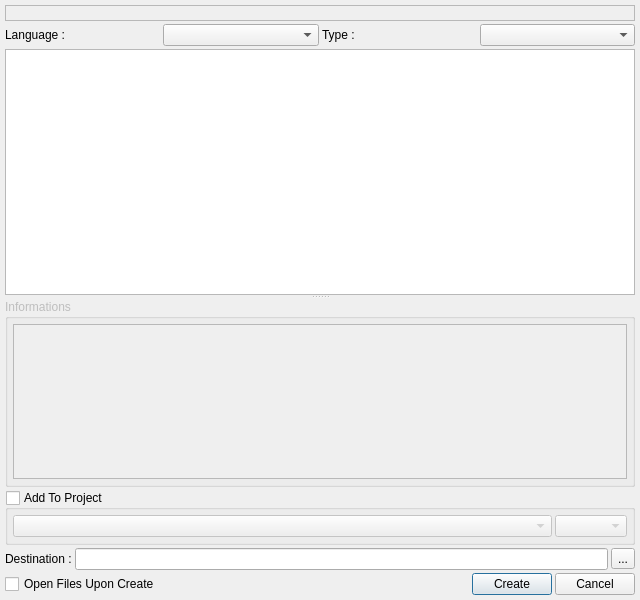
Before: the Qt Designer form v2/trunk/monkey/src/templatesmanager/ui/UITemplatesWizard.ui in testmana2/mks, drawn with Qt 5.
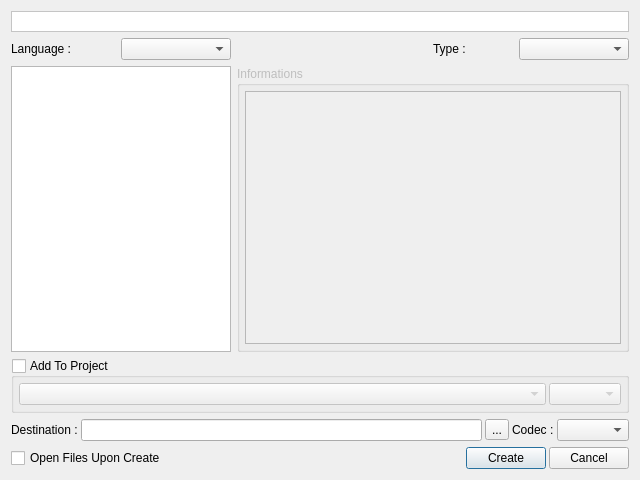
After: the same form once the commit is applied. Icons and pictures are not drawn. Custom widgets are drawn as their Qt base class.

Patch:
```diff
--- a/v2/trunk/monkey/src/templatesmanager/ui/UITemplatesWizard.ui
+++ b/v2/trunk/monkey/src/templatesmanager/ui/UITemplatesWizard.ui
@@ -6,7 +6,7 @@
     <x>0</x>
     <y>0</y>
     <width>640</width>
-    <height>600</height>
+    <height>480</height>
    </rect>
   </property>
   <property name="windowTitle" >
@@ -15,54 +15,118 @@
   <property name="windowIcon" >
    <iconset resource="../../resources/resources.qrc" >:/file/icons/file/new.png</iconset>
   </property>
-  <layout class="QVBoxLayout" >
-   <property name="spacing" >
-    <number>3</number>
-   </property>
-   <property name="leftMargin" >
-    <number>5</number>
-   </property>
-   <property name="topMargin" >
-    <number>5</number>
-   </property>
-   <property name="rightMargin" >
-    <number>5</number>
-   </property>
-   <property name="bottomMargin" >
-    <number>5</number>
-   </property>
-   <item>
+  <layout class="QGridLayout" name="gridLayout" >
+   <item row="0" column="0" colspan="2" >
     <widget class="QLabel" name="lInformations" >
-     <property name="sizePolicy" >
-      <sizepolicy vsizetype="Fixed" hsizetype="Preferred" >
-       <horstretch>0</horstretch>
-       <verstretch>0</verstretch>
-      </sizepolicy>
+     <property name="minimumSize" >
+      <size>
+       <width>0</width>
+       <height>21</height>
+      </size>
+     </property>
+     <property name="maximumSize" >
+      <size>
+       <width>16777215</width>
+       <height>21</height>
+      </size>
+     </property>
+     <property name="palette" >
+      <palette>
+       <active>
+        <colorrole role="Base" >
+         <brush brushstyle="SolidPattern" >
+          <color alpha="255" >
+           <red>255</red>
+           <green>255</green>
+           <blue>255</blue>
+          </color>
+         </brush>
+        </colorrole>
+        <colorrole role="Window" >
+         <brush brushstyle="SolidPattern" >
+          <color alpha="255" >
+           <red>255</red>
+           <green>255</green>
+           <blue>255</blue>
+          </color>
+         </brush>
+        </colorrole>
+       </active>
+       <inactive>
+        <colorrole role="Base" >
+         <brush brushstyle="SolidPattern" >
+          <color alpha="255" >
+           <red>255</red>
+           <green>255</green>
+           <blue>255</blue>
+          </color>
+         </brush>
+        </colorrole>
+        <colorrole role="Window" >
+         <brush brushstyle="SolidPattern" >
+          <color alpha="255" >
+           <red>255</red>
+           <green>255</green>
+           <blue>255</blue>
+          </color>
+         </brush>
+        </colorrole>
+       </inactive>
+       <disabled>
+        <colorrole role="Base" >
+         <brush brushstyle="SolidPattern" >
+          <color alpha="255" >
+           <red>255</red>
+           <green>255</green>
+           <blue>255</blue>
+          </color>
+         </brush>
+        </colorrole>
+        <colorrole role="Window" >
+         <brush brushstyle="SolidPattern" >
+          <color alpha="255" >
+           <red>255</red>
+           <green>255</green>
+           <blue>255</blue>
+          </color>
+         </brush>
+        </colorrole>
+       </disabled>
+      </palette>
+     </property>
+     <property name="font" >
+      <font>
+       <weight>75</weight>
+       <bold>true</bold>
+      </font>
+     </property>
+     <property name="autoFillBackground" >
+      <bool>true</bool>
      </property>
      <property name="frameShape" >
       <enum>QFrame::StyledPanel</enum>
      </property>
+     <property name="frameShadow" >
+      <enum>QFrame::Raised</enum>
+     </property>
+     <property name="alignment" >
+      <set>Qt::AlignRight|Qt::AlignTrailing|Qt::AlignVCenter</set>
+     </property>
+     <property name="indent" >
+      <number>9</number>
+     </property>
     </widget>
    </item>
-   <item>
-    <layout class="QHBoxLayout" >
-     <property name="spacing" >
-      <number>3</number>
-     </property>
-     <property name="leftMargin" >
-      <number>0</number>
-     </property>
-     <property name="topMargin" >
-      <number>0</number>
-     </property>
-     <property name="rightMargin" >
-      <number>0</number>
-     </property>
-     <property name="bottomMargin" >
-      <number>0</number>
-     </property>
+   <item row="1" column="0" >
+    <layout class="QHBoxLayout" name="horizontalLayout_2" >
      <item>
       <widget class="QLabel" name="lLanguage" >
+       <property name="minimumSize" >
+        <size>
+         <width>80</width>
+         <height>0</height>
+        </size>
+       </property>
        <property name="text" >
         <string>Language :</string>
        </property>
@@ -70,40 +134,72 @@
      </item>
      <item>
       <widget class="QComboBox" name="cbLanguages" >
+       <property name="minimumSize" >
+        <size>
+         <width>110</width>
+         <height>0</height>
+        </size>
+       </property>
        <property name="toolTip" >
         <string>Choose the language in witch you want to pick templates</string>
        </property>
       </widget>
      </item>
+    </layout>
+   </item>
+   <item row="1" column="1" >
+    <layout class="QHBoxLayout" name="horizontalLayout" >
+     <item>
+      <spacer name="horizontalSpacer" >
+       <property name="orientation" >
+        <enum>Qt::Horizontal</enum>
+       </property>
+       <property name="sizeHint" stdset="0" >
+        <size>
+         <width>16</width>
+         <height>22</height>
+        </size>
+       </property>
+      </spacer>
+     </item>
      <item>
       <widget class="QLabel" name="lType" >
+       <property name="minimumSize" >
+        <size>
+         <width>80</width>
+         <height>0</height>
+        </size>
+       </property>
        <property name="text" >
         <string>Type :</string>
        </property>
       </widget>
      </item>
      <item>
-      <widget class="QComboBox" name="cbTypes" />
-     </item>
-    </layout>
-   </item>
-   <item>
-    <widget class="QSplitter" name="sWizard" >
-     <property name="orientation" >
-      <enum>Qt::Vertical</enum>
-     </property>
+      <widget class="QComboBox" name="cbTypes" >
+       <property name="minimumSize" >
+        <size>
+         <width>110</width>
+         <height>0</height>
+        </size>
+       </property>
+      </widget>
+     </item>
+    </layout>
+   </item>
+   <item row="2" column="0" >
      <widget class="QListWidget" name="lwTemplates" >
-      <property name="sizePolicy" >
-       <sizepolicy vsizetype="Expanding" hsizetype="Expanding" >
-        <horstretch>0</horstretch>
-        <verstretch>0</verstretch>
-       </sizepolicy>
+     <property name="maximumSize" >
+      <size>
+       <width>220</width>
+       <height>16777215</height>
+      </size>
       </property>
       <property name="toolTip" >
        <string>Choose a template</string>
       </property>
-      <property name="editTriggers" >
-       <set>QAbstractItemView::NoEditTriggers</set>
+     <property name="horizontalScrollBarPolicy" >
+      <enum>Qt::ScrollBarAlwaysOff</enum>
       </property>
       <property name="iconSize" >
        <size>
@@ -111,25 +207,15 @@
         <height>32</height>
        </size>
       </property>
-      <property name="textElideMode" >
-       <enum>Qt::ElideNone</enum>
-      </property>
-      <property name="movement" >
-       <enum>QListView::Static</enum>
-      </property>
-      <property name="resizeMode" >
-       <enum>QListView::Adjust</enum>
-      </property>
-      <property name="viewMode" >
-       <enum>QListView::IconMode</enum>
-      </property>
-     </widget>
+    </widget>
+   </item>
+   <item row="2" column="1" >
      <widget class="QGroupBox" name="gbInformations" >
       <property name="enabled" >
        <bool>false</bool>
       </property>
       <property name="sizePolicy" >
-       <sizepolicy vsizetype="Preferred" hsizetype="Preferred" >
+      <sizepolicy vsizetype="Preferred" hsizetype="Expanding" >
         <horstretch>0</horstretch>
         <verstretch>0</verstretch>
        </sizepolicy>
@@ -141,20 +227,11 @@
        <property name="spacing" >
         <number>3</number>
        </property>
-       <property name="leftMargin" >
-        <number>5</number>
-       </property>
-       <property name="topMargin" >
-        <number>5</number>
-       </property>
-       <property name="rightMargin" >
-        <number>5</number>
-       </property>
-       <property name="bottomMargin" >
+      <property name="margin" >
         <number>5</number>
        </property>
        <item>
-        <widget class="QScrollArea" native="1" name="saWidgets" >
+       <widget class="QScrollArea" name="saWidgets" >
          <property name="sizePolicy" >
           <sizepolicy vsizetype="Expanding" hsizetype="Expanding" >
            <horstretch>0</horstretch>
@@ -171,9 +248,8 @@
        </item>
       </layout>
      </widget>
-    </widget>
    </item>
-   <item>
+   <item row="3" column="0" colspan="2" >
     <widget class="QGroupBox" name="gbAddToProject" >
      <property name="sizePolicy" >
       <sizepolicy vsizetype="Maximum" hsizetype="Preferred" >
@@ -194,16 +270,7 @@
       <property name="spacing" >
        <number>3</number>
       </property>
-      <property name="leftMargin" >
-       <number>5</number>
-      </property>
-      <property name="topMargin" >
-       <number>5</number>
-      </property>
-      <property name="rightMargin" >
-       <number>5</number>
-      </property>
-      <property name="bottomMargin" >
+      <property name="margin" >
        <number>5</number>
       </property>
       <item>
@@ -232,7 +299,7 @@
      </layout>
     </widget>
    </item>
-   <item>
+   <item row="4" column="0" colspan="2" >
     <layout class="QHBoxLayout" >
      <property name="spacing" >
       <number>3</number>
@@ -267,21 +334,31 @@
        </property>
       </widget>
      </item>
+     <item>
+      <widget class="QLabel" name="lCodec" >
+       <property name="sizePolicy" >
+        <sizepolicy vsizetype="Preferred" hsizetype="Maximum" >
+         <horstretch>0</horstretch>
+         <verstretch>0</verstretch>
+        </sizepolicy>
+       </property>
+       <property name="text" >
+        <string>Codec :</string>
+       </property>
+      </widget>
+     </item>
+     <item>
+      <widget class="QComboBox" name="cbCodec" />
+     </item>
     </layout>
    </item>
-   <item>
+   <item row="5" column="0" colspan="2" >
     <layout class="QHBoxLayout" >
      <property name="spacing" >
       <number>3</number>
      </property>
      <item>
       <widget class="QCheckBox" name="cbOpen" >
-       <property name="sizePolicy" >
-        <sizepolicy vsizetype="Fixed" hsizetype="Expanding" >
-         <horstretch>0</horstretch>
-         <verstretch>0</verstretch>
-        </sizepolicy>
-       </property>
        <property name="toolTip" >
         <string>If checked the file(s) will be opened at the wizard end</string>
        </property>
@@ -290,6 +367,19 @@
        </property>
       </widget>
      </item>
+     <item>
+      <spacer name="horizontalSpacer_2" >
+       <property name="orientation" >
+        <enum>Qt::Horizontal</enum>
+       </property>
+       <property name="sizeHint" stdset="0" >
+        <size>
+         <width>40</width>
+         <height>20</height>
+        </size>
+       </property>
+      </spacer>
+     </item>
      <item>
       <widget class="QPushButton" name="pbCreate" >
        <property name="text" >
@@ -314,11 +404,6 @@
    <extends>QComboBox</extends>
    <header location="global" >fresh.h</header>
   </customwidget>
-  <customwidget>
-   <class>QScrollArea</class>
-   <extends>QWidget</extends>
-   <header>qscrollarea.h</header>
-  </customwidget>
  </customwidgets>
  <resources>
   <include location="../../resources/resources.qrc" />
```
Left out of the diff: 3 changed lines with no effect on the pictures. Lines whose indentation alone changed are shown as unchanged.
